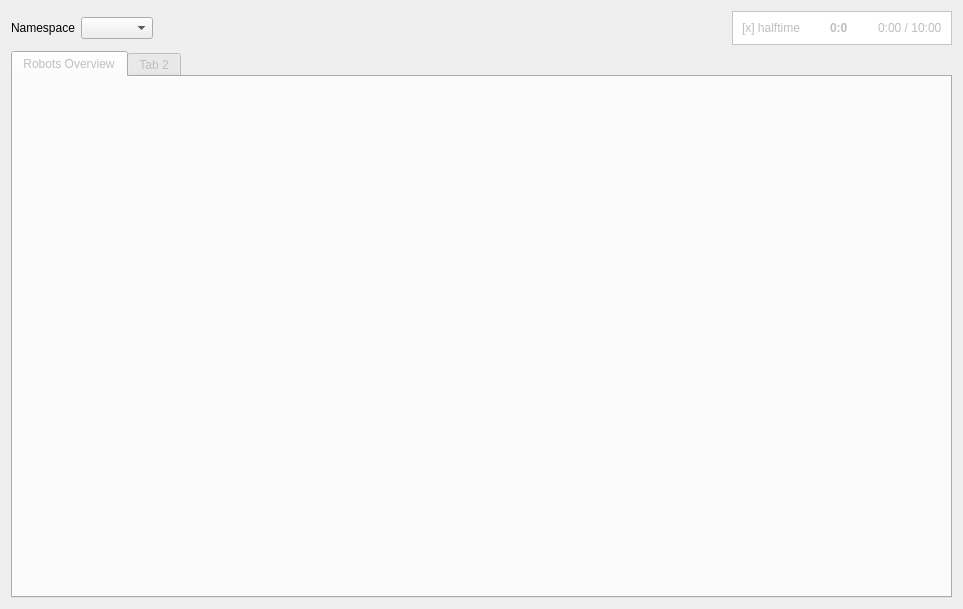
Qt form bitbots_live_tool/resources/main.ui (MosHumanoid/bitbots_misc) before a commit.
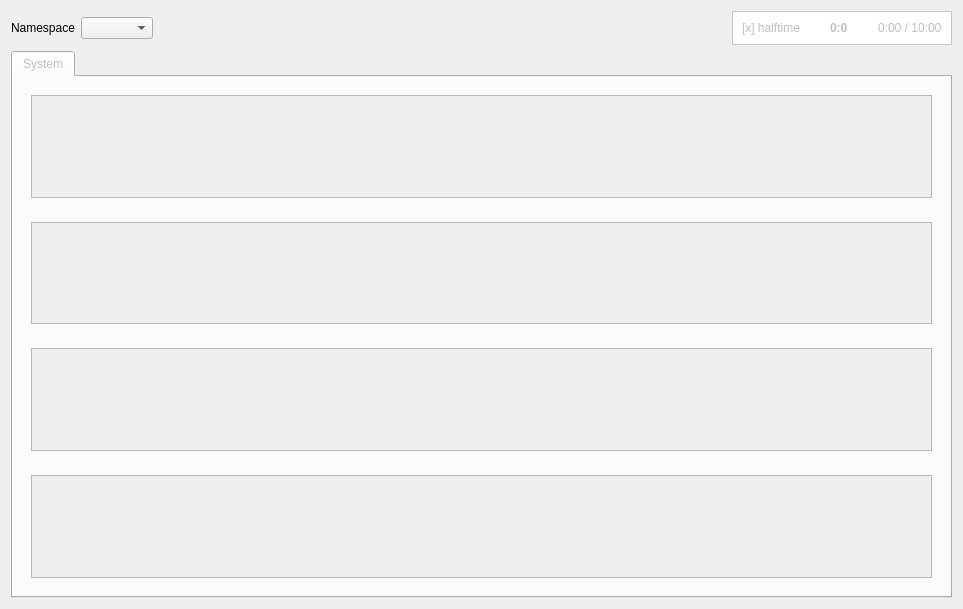
The same form after that commit. Custom widgets are drawn as their Qt base class.

What changed in the file:
```diff
--- a/bitbots_live_tool/resources/main.ui
+++ b/bitbots_live_tool/resources/main.ui
@@ -114,15 +114,46 @@
        <string/>
       </property>
       <attribute name="title">
-       <string>Robots Overview</string>
+       <string>System</string>
       </attribute>
-      <layout class="QHBoxLayout" name="horizontalLayout_4"/>
-     </widget>
-     <widget class="QWidget" name="tab_2">
-      <attribute name="title">
-       <string>Tab 2</string>
-      </attribute>
-      <layout class="QHBoxLayout" name="horizontalLayout_3"/>
+      <layout class="QVBoxLayout" name="verticalLayout">
+       <item>
+        <widget class="QWidget" name="networkWiget" native="true">
+         <layout class="QHBoxLayout" name="horizontalLayout_5">
+          <item>
+           <widget class="QGraphicsView" name="graphicsView_3"/>
+          </item>
+         </layout>
+        </widget>
+       </item>
+       <item>
+        <widget class="QWidget" name="gpuWidget" native="true">
+         <layout class="QHBoxLayout" name="horizontalLayout_3">
+          <item>
+           <widget class="QGraphicsView" name="graphicsView"/>
+          </item>
+         </layout>
+        </widget>
+       </item>
+       <item>
+        <widget class="QWidget" name="memoryWidget" native="true">
+         <layout class="QHBoxLayout" name="horizontalLayout_4">
+          <item>
+           <widget class="QGraphicsView" name="graphicsView_2"/>
+          </item>
+         </layout>
+        </widget>
+       </item>
+       <item>
+        <widget class="CpuWidget" name="cpuWidget" native="true">
+         <layout class="QHBoxLayout" name="horizontalLayout_2">
+          <item>
+           <widget class="PlotWidget" name="cpuGraphicsView"/>
+          </item>
+         </layout>
+        </widget>
+       </item>
+      </layout>
      </widget>
     </widget>
    </item>
@@ -150,6 +181,20 @@
     <signal>availableNamespacesChanged(QList)</signal>
    </slots>
   </customwidget>
+  <customwidget>
+   <class>CpuWidget</class>
+   <extends>QWidget</extends>
+   <header>bitbots_live_tool_gui.qt.system_tab</header>
+   <container>1</container>
+   <slots>
+    <slot>setNamespace(QString)</slot>
+   </slots>
+  </customwidget>
+  <customwidget>
+   <class>PlotWidget</class>
+   <extends>QGraphicsView</extends>
+   <header>pyqtgraph</header>
+  </customwidget>
  </customwidgets>
  <resources/>
  <connections>
```
Left out of the diff: 21 changed lines with no effect on the pictures.
